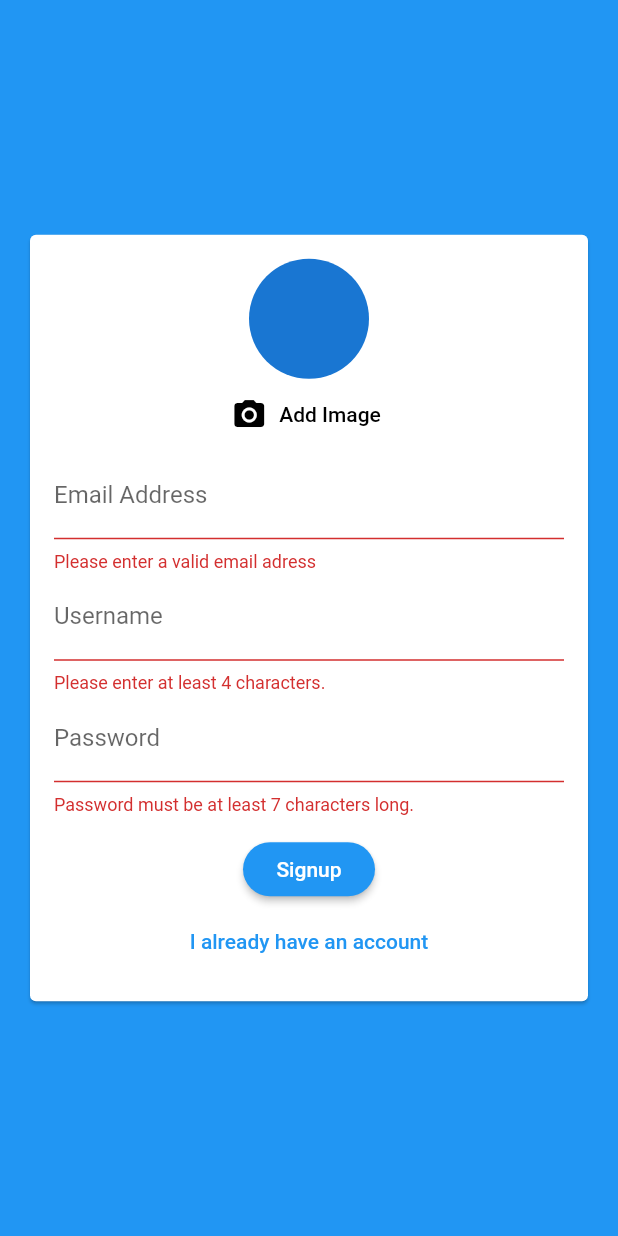
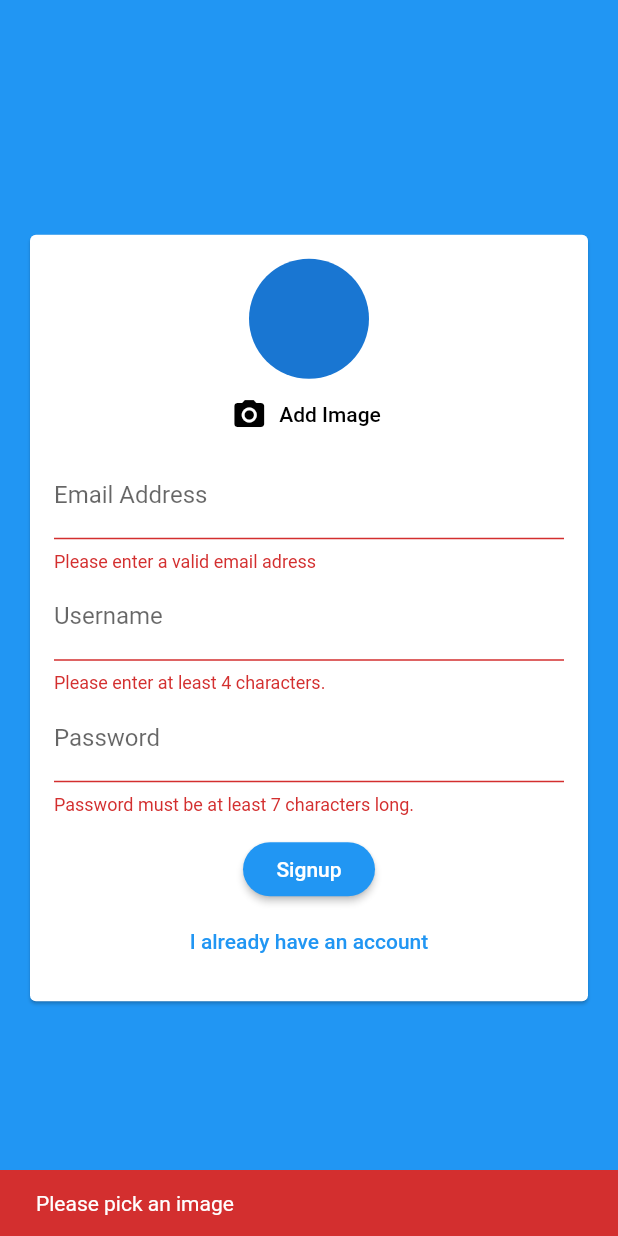
Before and after one commit to Edenik/Flutter_Firebase_Chat_App, a Flutter app: the screen it shows after launch, after a tap on "Login", after a tap on "Create new account", after a tap on "Signup", on a phone screen of 412 x 824 dp. Run offline on Flutter 3.47's test engine with Material 2 defaults, Android fonts, the phone set to English and light mode, and no system bars; our stand-ins replace cloud_firestore, firebase_auth, image_picker; accounts and stored records are empty.

Commit message:
preparing file upload & validating images

```diff
--- a/lib/widgets/auth/auth_form.dart
+++ b/lib/widgets/auth/auth_form.dart
@@ -1,3 +1,5 @@
+import 'dart:io';
+
 import 'package:flutter/material.dart';
 import 'package:flutter_firebase_chat_app/widgets/pickers/user_image_picker.dart';
 
@@ -18,10 +20,28 @@ class _AuthFormState extends State<AuthForm> {
   var _userEmail = '';
   var _userName = '';
   var _userPassword = '';
+  var _userImageFile;
+
+  void _pickedImage(File image) {
+    _userImageFile = image;
+  }
 
   void _trySubmit() {
     final isValid = _formKey.currentState.validate();
     FocusScope.of(context).unfocus();
+
+    if (_userImageFile == null && !_isLogin) {
+      Scaffold.of(context).showSnackBar(
+        SnackBar(
+          content: Text(
+            'Please pick an image',
+          ),
+          backgroundColor: Theme.of(context).errorColor,
+        ),
+      );
+      return;
+    }
+
     if (isValid) {
       _formKey.currentState.save();
       widget.submitFn(
@@ -47,7 +67,7 @@ class _AuthFormState extends State<AuthForm> {
               child: Column(
                 mainAxisSize: MainAxisSize.min,
                 children: <Widget>[
-                  if (!_isLogin) UserImagePicker(),
+                  if (!_isLogin) UserImagePicker(_pickedImage),
                   TextFormField(
                     key: ValueKey('email'),
                     validator: (value) {
--- a/lib/widgets/pickers/user_image_picker.dart
+++ b/lib/widgets/pickers/user_image_picker.dart
@@ -4,6 +4,8 @@ import 'package:flutter/material.dart';
 import 'package:image_picker/image_picker.dart';
 
 class UserImagePicker extends StatefulWidget {
+  UserImagePicker(this.imagePickFn);
+  final Function(File pickedImage) imagePickFn;
   @override
   _UserImagePickerState createState() => _UserImagePickerState();
 }
--- a/pubspec.yaml
+++ b/pubspec.yaml
@@ -25,8 +25,9 @@ dependencies:
     sdk: flutter
   cloud_firestore: ^0.13.5
   cupertino_icons: ^1.0.0
-  firebase_auth: ^0.16.1
+  firebase_auth: ^0.16.0
   image_picker: ^0.6.7+11
+  firebase_storage: ^3.1.5
 
 dev_dependencies:
   flutter_test:
```
Also changed, not shown: pubspec.lock.
